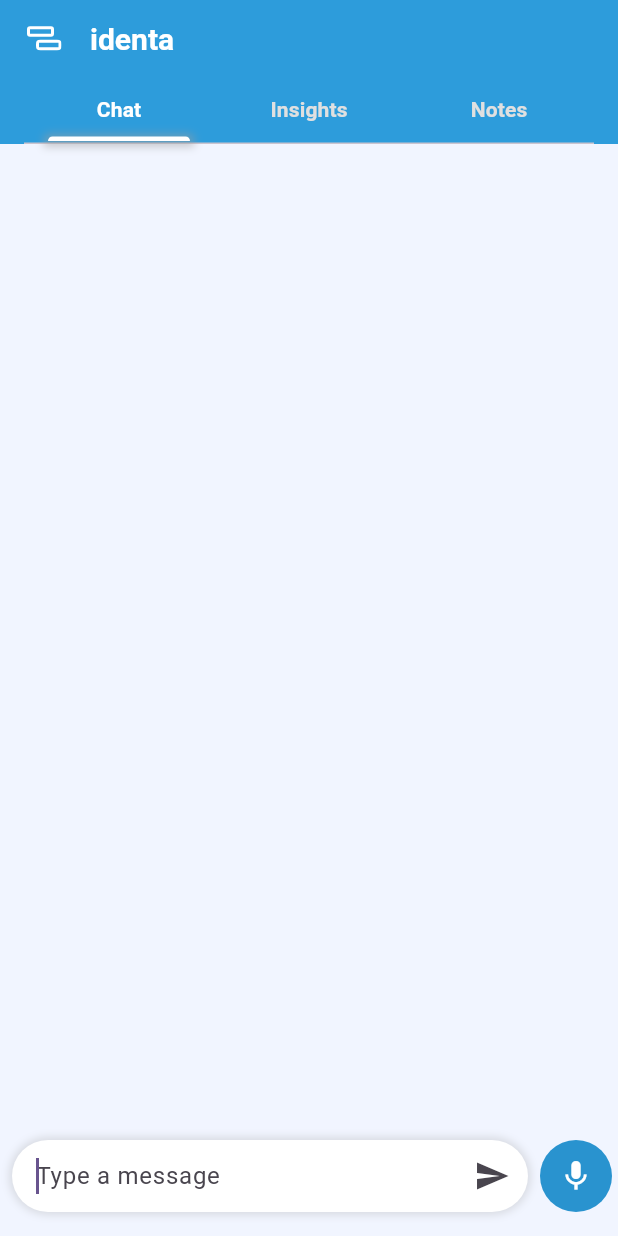
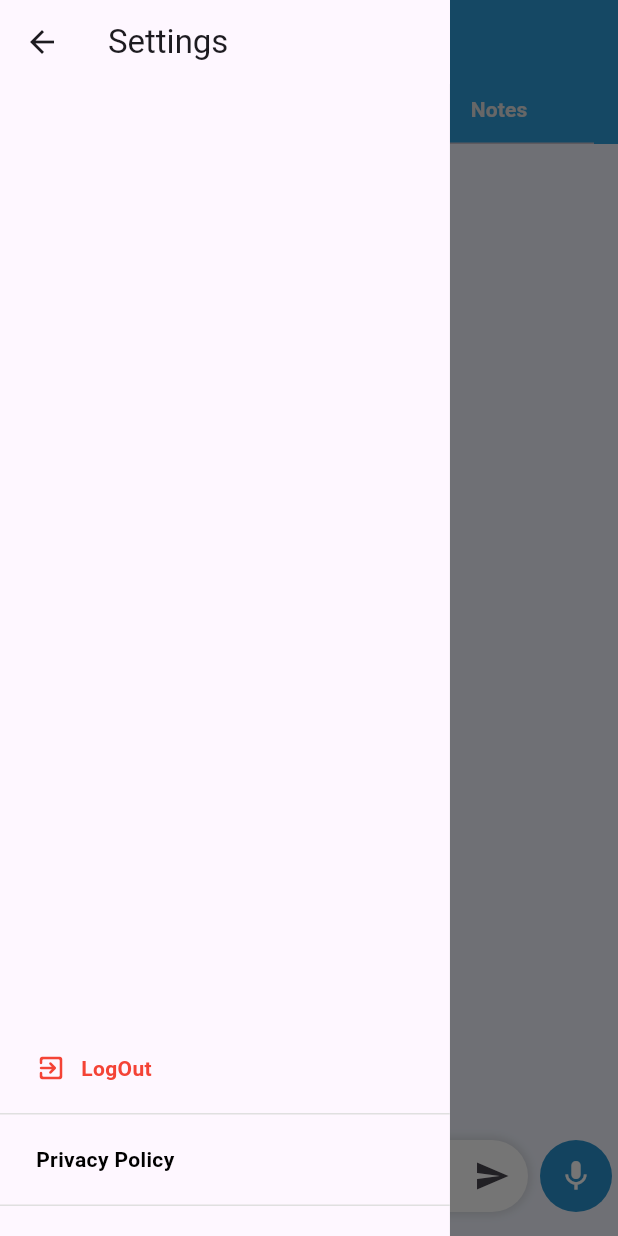
Before and after one commit to Mersaduv/identa-sample, a Flutter app: the screen it shows after launch, after a tap on an icon or button, on a phone screen of 412 x 824 dp. Run offline on Flutter 3.47's test engine with Material 2 defaults, Android fonts, the light colour scheme and no system bars; our stand-ins replace flutter_secure_storage, flutter_svg, shared_preferences; missing offline and left inert: flutter_appauth.

Commit message:
- add setting - add logout - fix bug drawer menu

```diff
--- a/lib/main.dart
+++ b/lib/main.dart
@@ -3,6 +3,7 @@ import 'package:identa/screens/chat.dart'; // import chat screen
 import 'package:identa/screens/insights.dart'; // import insights screen
 import 'package:identa/screens/notes.dart'; // import notes screen
 import 'package:identa/widgets/app_bar.dart';
+import 'package:identa/widgets/settings/view.dart';
 
 void main() {
   runApp(const MyApp());
@@ -34,11 +35,11 @@ class MyHomePage extends StatefulWidget {
 class _MyHomePageState extends State<MyHomePage>
     with SingleTickerProviderStateMixin {
   late TabController _tabController;
-
-  @override
+  late GlobalKey<ScaffoldState> _scaffoldKey;
   void initState() {
     super.initState();
     _tabController = TabController(length: 3, vsync: this);
+    _scaffoldKey = GlobalKey<ScaffoldState>();
   }
 
   @override
@@ -50,10 +51,17 @@ class _MyHomePageState extends State<MyHomePage>
   @override
   Widget build(BuildContext context) {
     return Scaffold(
+      key: _scaffoldKey,
       appBar: PreferredSize(
         preferredSize: const Size.fromHeight(kToolbarHeight + 40.0),
-        child: CustomAppBar(tabController: _tabController),
+        child: CustomAppBar(
+          tabController: _tabController,
+          openDrawer: () {
+            _scaffoldKey.currentState?.openDrawer();
+          },
+        ),
       ),
+      drawer: Settings(),
       body: TabBarView(
         controller: _tabController,
         children: [
--- a/lib/services/auth/auth_service.dart
+++ b/lib/services/auth/auth_service.dart
@@ -8,6 +8,7 @@ class AuthService {
   final String _redirectUrl = 'com.tooskatech.identa:/oauthredirect';
   final String _discoveryUrl =
       'https://auth.tooskatech.com/realms/identa/.well-known/openid-configuration';
+  String? _idToken;
 
   final List<String> _scopes = <String>[
     'openid',
@@ -56,12 +57,33 @@ class AuthService {
       ),
     );
     if (result != null) {
+      _idToken = result.idToken;
       _setTokens(result);
 
       return true;
     }
 
     return false;
+  }
+
+  Future<void> signOut() async {
+    try {
+      await _appAuth.endSession(EndSessionRequest(
+        idTokenHint: _idToken,
+        serviceConfiguration: const AuthorizationServiceConfiguration(
+          authorizationEndpoint:
+              'https://auth.tooskatech.com/realms/identa/protocol/openid-connect/logout',
+          tokenEndpoint:
+              'https://auth.tooskatech.com/realms/identa/protocol/openid-connect/logout',
+          endSessionEndpoint:
+              'https://auth.tooskatech.com/realms/identa/protocol/openid-connect/logout',
+        ),
+      ));
+      _accessToken = "";
+      _refreshToken = "";
+    } catch (e) {
+      print(e);
+    }
   }
 
   void _setTokens(TokenResponse result) {
--- a/lib/widgets/app_bar.dart
+++ b/lib/widgets/app_bar.dart
@@ -3,10 +3,12 @@ import 'package:flutter_svg/svg.dart';
 import 'package:identa/widgets/tab_item.dart';
 
 class CustomAppBar extends StatefulWidget implements PreferredSizeWidget {
-  const CustomAppBar({Key? key, required this.tabController}) : super(key: key);
+  const CustomAppBar(
+      {Key? key, required this.tabController, required this.openDrawer})
+      : super(key: key);
 
   final TabController tabController;
-
+  final VoidCallback openDrawer;
   @override
   Size get preferredSize => const Size.fromHeight(kToolbarHeight + 40.0);
 
@@ -30,21 +32,20 @@ class _CustomAppBarState extends State<CustomAppBar> {
   @override
   Widget build(BuildContext context) {
     return AppBar(
+      leading: IconButton(
+        padding: const EdgeInsets.only(left: 4.0, bottom: 8.0),
+        icon: SvgPicture.asset(
+          'assets/menu.svg',
+          color: const Color.fromARGB(255, 255, 255, 255),
+        ),
+        onPressed: widget.openDrawer,
+      ),
       titleSpacing: 0.0,
       title: Container(
         alignment: Alignment.centerLeft,
-        padding: const EdgeInsets.only(left: 4.0, bottom: 8.0),
-        child: Row(
+        padding: const EdgeInsets.only(bottom: 8.0),
+        child: const Row(
           children: [
-            IconButton(
-              icon: SvgPicture.asset(
-                'assets/menu.svg',
-                color: Color.fromARGB(255, 255, 255, 255),
-              ),
-              onPressed: () {
-                // Open the menu
-              },
-            ),
             SizedBox(width: 8.0),
             Text(
               'identa',
@@ -62,13 +63,13 @@ class _CustomAppBarState extends State<CustomAppBar> {
       backgroundColor: const Color(0xFF2D9CDB),
       toolbarHeight: kToolbarHeight + 40.0,
       bottom: PreferredSize(
-        preferredSize: Size.fromHeight(40.0),
+        preferredSize: const Size.fromHeight(40.0),
         child: Container(
-          padding: EdgeInsets.symmetric(horizontal: 16.0),
+          padding: const EdgeInsets.symmetric(horizontal: 16.0),
           alignment: Alignment.bottomCenter,
           child: TabBar(
             controller: widget.tabController,
-            indicator: BoxDecoration(),
+            indicator: const BoxDecoration(),
             tabs: [
               TabItem(
                 title: 'Chat',
--- /dev/null
+++ b/lib/widgets/settings/setting_item.widget.dart
@@ -0,0 +1,52 @@
+import 'package:flutter/material.dart';
+
+class SettingItemWidget extends StatelessWidget {
+  final String title;
+  final VoidCallback? onTapped;
+  final IconData? prefixIcon;
+  final bool isInRed;
+  final Future<Null>? Function() onPressed;
+  const SettingItemWidget(
+      {Key? key,
+      required this.onPressed,
+      this.onTapped,
+      this.prefixIcon,
+      required this.title,
+      this.isInRed = false})
+      : super(key: key);
+
+  @override
+  Widget build(BuildContext context) {
+    return Container(
+      decoration: BoxDecoration(
+          border: Border(
+              bottom: BorderSide(color: Colors.grey.shade300, width: 1))),
+      width: double.infinity,
+      child: InkWell(
+        onTap: onPressed, // use onPressed as the callback
+        child: Padding(
+          padding: const EdgeInsets.symmetric(horizontal: 24, vertical: 20),
+          child: prefixIcon != null
+              ? Row(
+                  mainAxisAlignment: MainAxisAlignment.start,
+                  crossAxisAlignment: CrossAxisAlignment.center,
+                  children: [
+                    Padding(
+                        padding: const EdgeInsets.only(right: 10),
+                        child: Icon(prefixIcon,
+                            size: 20,
+                            color: isInRed ? Colors.red : Colors.black)),
+                    _title
+                  ],
+                )
+              : _title,
+        ),
+      ),
+    );
+  }
+
+  Widget get _title => Text(title,
+      style: TextStyle(
+          color: isInRed ? Colors.red : Colors.black,
+          fontWeight: FontWeight.bold));
+}
--- /dev/null
+++ b/lib/widgets/settings/view.dart
@@ -0,0 +1,69 @@
+import 'package:flutter/material.dart';
+import 'package:identa/services/auth/auth_service.dart';
+
+import 'setting_item.widget.dart';
+
+class Settings extends StatefulWidget {
+  Settings({Key? key}) : super(key: key);
+
+  @override
+  _SettingsState createState() => _SettingsState();
+}
+
+class _SettingsState extends State<Settings> {
+  final AuthService _authService = AuthService();
+
+  @override
+  Widget build(BuildContext context) {
+    return Container(
+      decoration: BoxDecoration(
+          color: Theme.of(context).colorScheme.background,
+          border: const Border(right: BorderSide(width: .1))),
+      constraints: const BoxConstraints(maxWidth: 300),
+      child: Scaffold(
+        appBar: AppBar(
+          title: const Text('Settings'),
+          leading: IconButton(
+            padding: EdgeInsets.zero,
+            onPressed: () {
+              Navigator.of(context).pop();
+            },
+            icon: const Icon(Icons.arrow_back),
+          ),
+        ),
+        body: SafeArea(
+          child: Column(
+            mainAxisAlignment: MainAxisAlignment.end,
+            crossAxisAlignment: CrossAxisAlignment.center,
+            children: [
+              const Padding(
+                padding: EdgeInsets.only(bottom: 30, top: 15),
+              ),
+              SettingItemWidget(
+                onPressed: () async {
+                  try {
+                    await _authService.signOut();
+                  } catch (e) {
+                    print(e.toString()); // print the error message to console
+                  }
+                },
+                onTapped: () {},
+                title: 'LogOut',
+                isInRed: true,
+                prefixIcon: Icons.exit_to_app_rounded,
+              ),
+              SettingItemWidget(
+                onTapped: () {},
+                title: 'Privacy Policy',
+                onPressed: () async {},
+              ),
+              const Padding(
+                padding: EdgeInsets.only(bottom: 20),
+              ),
+            ],
+          ),
+        ),
+      ),
+    );
+  }
+}
```
